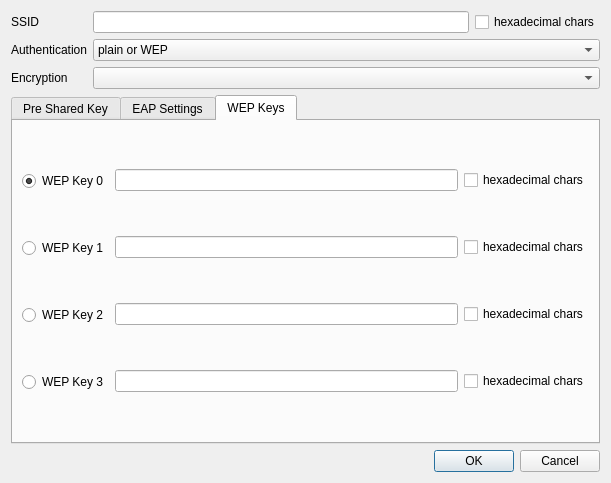
The window that qnut/apconf.ui (dosnut/nut) describes before a commit, drawn with Qt 5.
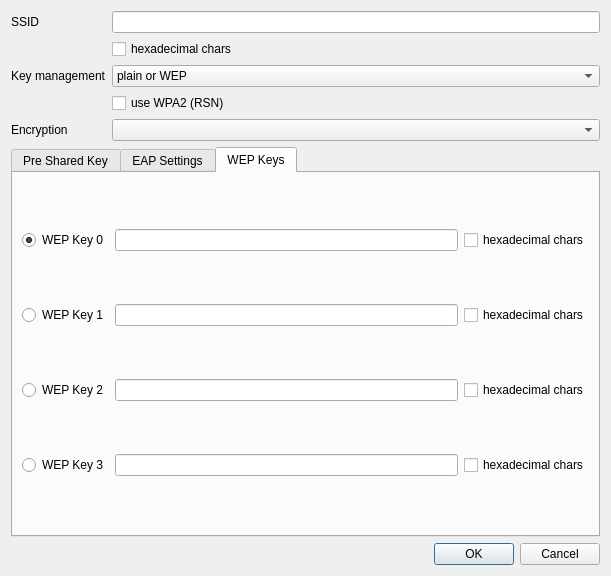
The same window after the commit. The open tabs and pages were chosen to show the change.

```diff
--- a/qnut/apconf.ui
+++ b/qnut/apconf.ui
@@ -6,7 +6,7 @@
     <x>0</x>
     <y>0</y>
     <width>611</width>
-    <height>483</height>
+    <height>576</height>
    </rect>
   </property>
   <property name="windowTitle" >
@@ -14,10 +14,8 @@
   </property>
   <layout class="QVBoxLayout" >
    <item>
-    <layout class="QHBoxLayout" >
-     <item>
-      <layout class="QVBoxLayout" >
-       <item>
+    <layout class="QGridLayout" >
+     <item row="0" column="0" >
         <widget class="QLabel" name="ssidLabel" >
          <property name="text" >
           <string>SSID</string>
@@ -27,46 +25,28 @@
          </property>
         </widget>
        </item>
-       <item>
-        <widget class="QLabel" name="authLabel" >
-         <property name="text" >
-          <string>Authentication</string>
-         </property>
-         <property name="buddy" >
-          <cstring>authCombo</cstring>
-         </property>
-        </widget>
-       </item>
-       <item>
-        <widget class="QLabel" name="encLabel" >
-         <property name="text" >
-          <string>Encryption</string>
-         </property>
-         <property name="buddy" >
-          <cstring>encCombo</cstring>
-         </property>
-        </widget>
-       </item>
-      </layout>
-     </item>
-     <item>
-      <layout class="QVBoxLayout" >
-       <item>
-        <layout class="QHBoxLayout" >
-         <item>
+     <item row="0" column="1" >
           <widget class="QLineEdit" name="ssidEdit" />
          </item>
-         <item>
+     <item row="1" column="1" >
           <widget class="QCheckBox" name="ssidHexCheck" >
            <property name="text" >
             <string>hexadecimal chars</string>
            </property>
           </widget>
          </item>
-        </layout>
-       </item>
-       <item>
-        <widget class="QComboBox" name="authCombo" >
+     <item row="2" column="0" >
+      <widget class="QLabel" name="keyManagementLabel" >
+       <property name="text" >
+        <string>Key management</string>
+       </property>
+       <property name="buddy" >
+        <cstring>keyManagementCombo</cstring>
+       </property>
+      </widget>
+     </item>
+     <item row="2" column="1" >
+      <widget class="QComboBox" name="keyManagementCombo" >
          <item>
           <property name="text" >
            <string>plain or WEP</string>
@@ -87,25 +67,30 @@
            <string>WPA-Enterprise (EAP)</string>
           </property>
          </item>
-         <item>
+      </widget>
+     </item>
+     <item row="3" column="1" >
+      <widget class="QCheckBox" name="rsnCheck" >
           <property name="text" >
-           <string>WPA2-Personal (PSK)</string>
-          </property>
-         </item>
-         <item>
+        <string>use WPA2 (RSN)</string>
+       </property>
+      </widget>
+     </item>
+     <item row="4" column="0" >
+      <widget class="QLabel" name="encLabel" >
           <property name="text" >
-           <string>WPA2-Enterprise (EAP)</string>
-          </property>
-         </item>
-        </widget>
-       </item>
-       <item>
+        <string>Encryption</string>
+       </property>
+       <property name="buddy" >
+        <cstring>encCombo</cstring>
+       </property>
+      </widget>
+     </item>
+     <item row="4" column="1" >
         <widget class="QComboBox" name="encCombo" />
        </item>
       </layout>
      </item>
-    </layout>
-   </item>
    <item>
     <widget class="QTabWidget" name="confTabs" >
      <property name="currentIndex" >
@@ -345,11 +330,9 @@
       <attribute name="title" >
        <string>WEP Keys</string>
       </attribute>
-      <layout class="QHBoxLayout" >
-       <item>
-        <layout class="QVBoxLayout" >
-         <item>
-          <widget class="QRadioButton" name="key0Radio" >
+      <layout class="QGridLayout" >
+       <item row="0" column="0" >
+        <widget class="QRadioButton" name="wepKey0Radio" >
            <property name="text" >
             <string>WEP Key 0</string>
            </property>
@@ -358,88 +341,66 @@
            </property>
           </widget>
          </item>
-         <item>
-          <widget class="QRadioButton" name="key1Radio" >
+       <item row="0" column="1" >
+        <widget class="QLineEdit" name="wepKey0Edit" />
+       </item>
+       <item row="0" column="2" >
+        <widget class="QCheckBox" name="wepKey0HexCheck" >
+         <property name="text" >
+          <string>hexadecimal chars</string>
+         </property>
+        </widget>
+       </item>
+       <item row="1" column="0" >
+        <widget class="QRadioButton" name="wepKey1Radio" >
            <property name="text" >
             <string>WEP Key 1</string>
            </property>
           </widget>
          </item>
-         <item>
-          <widget class="QRadioButton" name="key2Radio" >
+       <item row="1" column="1" >
+        <widget class="QLineEdit" name="wepKey1Edit" />
+       </item>
+       <item row="1" column="2" >
+        <widget class="QCheckBox" name="wepKey1HexCheck" >
+         <property name="text" >
+          <string>hexadecimal chars</string>
+         </property>
+        </widget>
+       </item>
+       <item row="2" column="0" >
+        <widget class="QRadioButton" name="wepKey2Radio" >
            <property name="text" >
             <string>WEP Key 2</string>
            </property>
           </widget>
          </item>
-         <item>
-          <widget class="QRadioButton" name="key3Radio" >
+       <item row="2" column="1" >
+        <widget class="QLineEdit" name="wepKey2Edit" />
+       </item>
+       <item row="2" column="2" >
+        <widget class="QCheckBox" name="wepKey2HexCheck" >
+         <property name="text" >
+          <string>hexadecimal chars</string>
+         </property>
+        </widget>
+       </item>
+       <item row="3" column="0" >
+        <widget class="QRadioButton" name="wepKey3Radio" >
            <property name="text" >
             <string>WEP Key 3</string>
            </property>
           </widget>
          </item>
-        </layout>
+       <item row="3" column="1" >
+        <widget class="QLineEdit" name="wepKey3Edit" />
        </item>
-       <item>
-        <layout class="QVBoxLayout" >
-         <item>
-          <layout class="QHBoxLayout" >
-           <item>
-            <widget class="QLineEdit" name="key0Edit" />
-           </item>
-           <item>
-            <widget class="QCheckBox" name="key0HexCheck" >
+       <item row="3" column="2" >
+        <widget class="QCheckBox" name="wepKey3HexCheck" >
              <property name="text" >
               <string>hexadecimal chars</string>
              </property>
             </widget>
-           </item>
-          </layout>
-         </item>
-         <item>
-          <layout class="QHBoxLayout" >
-           <item>
-            <widget class="QLineEdit" name="key1Edit" />
-           </item>
-           <item>
-            <widget class="QCheckBox" name="key1HexCheck" >
-             <property name="text" >
-              <string>hexadecimal chars</string>
-             </property>
-            </widget>
-           </item>
-          </layout>
-         </item>
-         <item>
-          <layout class="QHBoxLayout" >
-           <item>
-            <widget class="QLineEdit" name="key2Edit" />
-           </item>
-           <item>
-            <widget class="QCheckBox" name="key2HexCheck" >
-             <property name="text" >
-              <string>hexadecimal chars</string>
-             </property>
-            </widget>
-           </item>
-          </layout>
-         </item>
-         <item>
-          <layout class="QHBoxLayout" >
-           <item>
-            <widget class="QLineEdit" name="key3Edit" />
-           </item>
-           <item>
-            <widget class="QCheckBox" name="key3HexCheck" >
-             <property name="text" >
-              <string>hexadecimal chars</string>
-             </property>
-            </widget>
-           </item>
-          </layout>
-         </item>
-        </layout>
        </item>
       </layout>
      </widget>
```
Left out of the diff: 17 changed lines with no effect on the pictures. Lines whose indentation alone changed are shown as unchanged.
